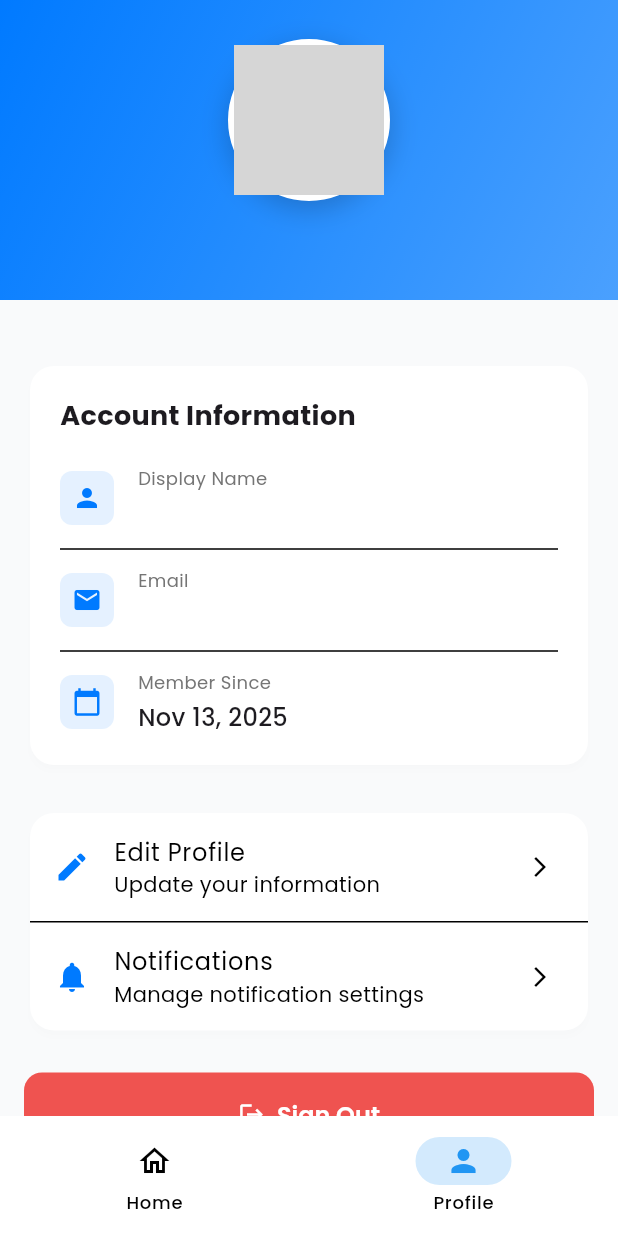
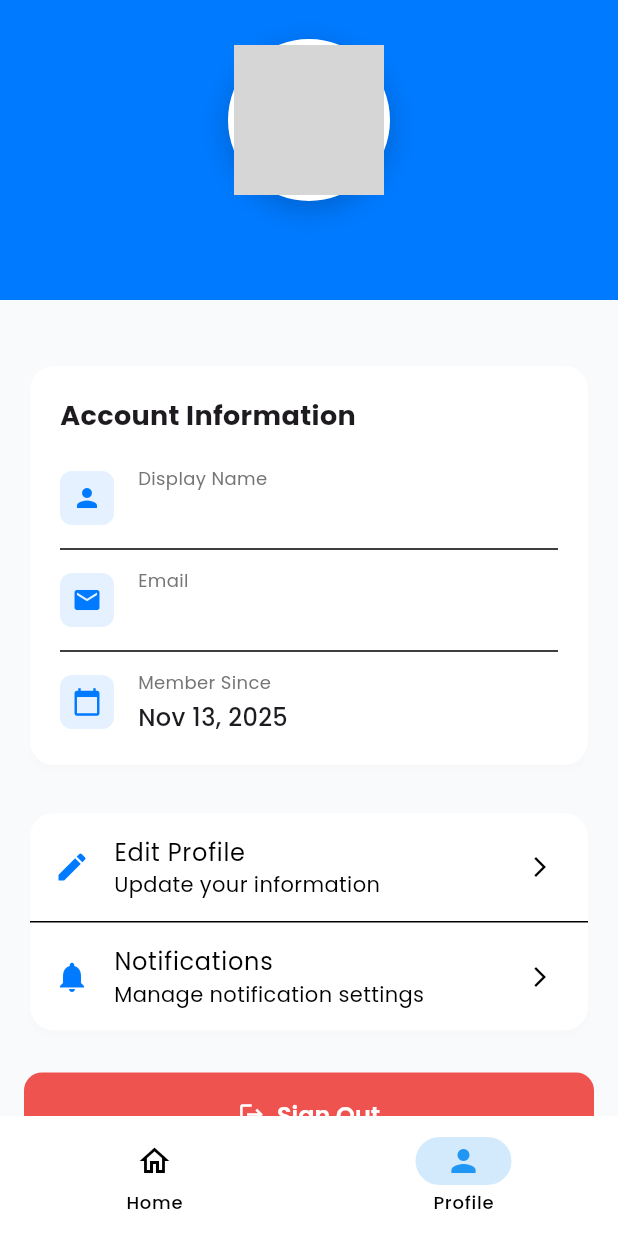
Before and after one commit to ParaDox-PDT/dictionarydox, a Flutter app: the ProfilePage screen opened by its route, on a phone screen of 412 x 824 dp. Run offline on Flutter 3.47's test engine with Material 3 defaults, Android fonts, the phone set to English and light mode, and no system bars; our stand-ins replace audioplayers, cached_network_image, carousel_slider, cloud_firestore, dartz, dio and 16 more; missing offline and left inert: universal_html; accounts and stored records are empty; generated files the repository leaves out were written again; network calls fail; grey boxes are pictures that could not be loaded.

Commit message:
Fix profile page scroll and collapsed title color
- Fixed collapsed title text color (changed from white to black87 for light theme)
- Added background color to SliverAppBar for proper collapsed state
- Added 200px extra bottom padding to ensure scroll works on all screen sizes
- Now SliverAppBar properly collapses even on larger screens

```diff
--- a/lib/src/presentation/pages/profile_page.dart
+++ b/lib/src/presentation/pages/profile_page.dart
@@ -44,6 +44,7 @@ class ProfilePage extends StatelessWidget {
                 SliverAppBar(
                   expandedHeight: 200,
                   pinned: true,
+                  backgroundColor: Theme.of(context).primaryColor,
                   flexibleSpace: LayoutBuilder(
                     builder: (context, constraints) {
                       // Calculate scroll progress
@@ -81,14 +82,17 @@ class ProfilePage extends StatelessWidget {
                                           : null,
                                     ),
                                     const SizedBox(width: 12),
-                                    // Display name when collapsed
+                                    // Display name when collapsed - rangi to'q
                                     Expanded(
                                       child: Text(
                                         user.displayName,
-                                        style: const TextStyle(
+                                        style: TextStyle(
                                           fontSize: 18,
                                           fontWeight: FontWeight.w600,
-                                          color: Colors.white,
+                                          color: Theme.of(context).brightness ==
+                                                  Brightness.dark
+                                              ? Colors.white
+                                              : Colors.black87,
                                         ),
                                         overflow: TextOverflow.ellipsis,
                                       ),
@@ -324,6 +328,9 @@ class ProfilePage extends StatelessWidget {
                         ),
                       ),
                       const SizedBox(height: 16),
+
+                      // Extra space to ensure scroll works on all screen sizes
+                      const SizedBox(height: 200),
                     ]),
                   ),
                 ),
```
